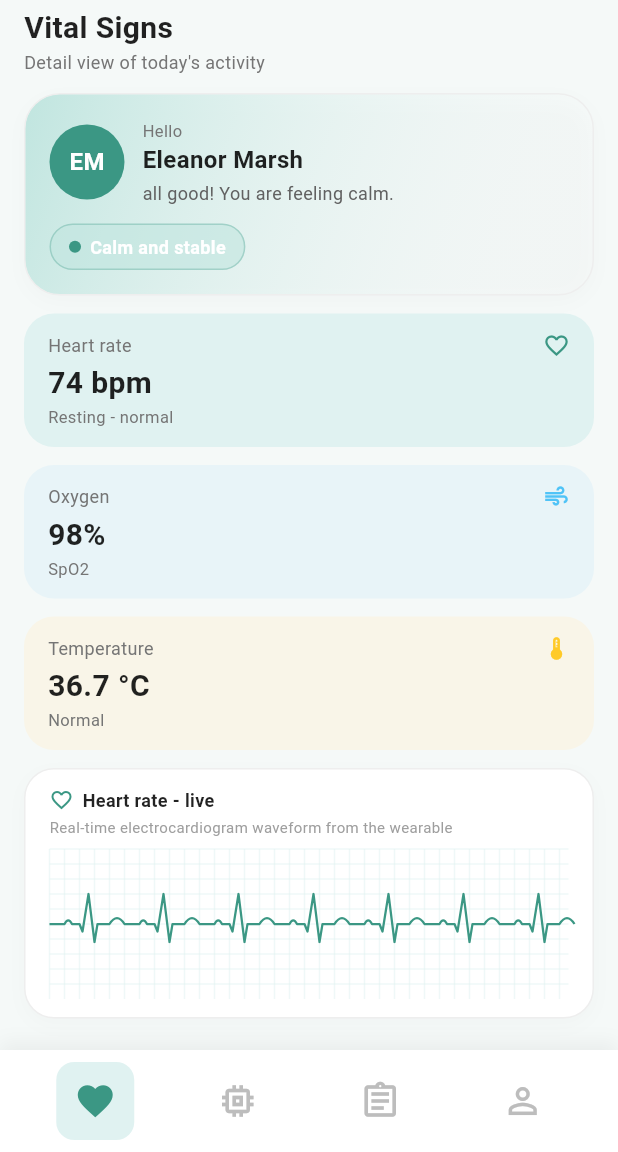
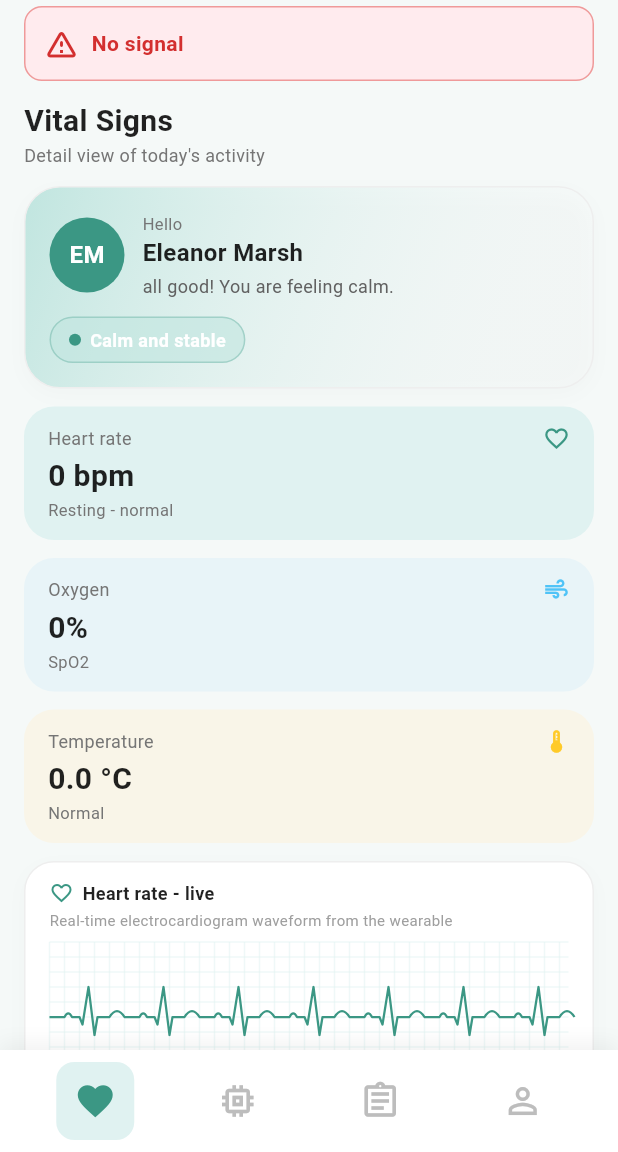
Before and after one commit to Tukuntech2025/mobileAppEmergentes, a Flutter app: the VitalSignsPage screen opened directly, on a phone screen of 412 x 824 dp, the part 84-1236 px from its top. Run offline on Flutter 3.47's test engine with Material 3 defaults, Android fonts, the phone set to English and light mode, and no system bars; our stand-ins replace flutter_blue_plus; missing offline and left inert: dart_jsonwebtoken; network calls fail.

Commit message:
feat: agregar señal de reposo

```diff
--- a/tukuntech/lib/core/localization/app_localizations.dart
+++ b/tukuntech/lib/core/localization/app_localizations.dart
@@ -22,6 +22,7 @@ class AppLocalizations {
       'lang_en': 'English',
       'lang_es': 'Spanish',
       'accept_terms': 'I accept the terms and conditions',
+      'no_signal': 'No signal',
 
       // Onboarding / Plan Selection
       'create_account_title': 'Create your account',
@@ -302,6 +303,7 @@ class AppLocalizations {
       'lang_en': 'Inglés',
       'lang_es': 'Español',
       'accept_terms': 'Acepto los términos y condiciones',
+      'no_signal': 'No existe señal',
 
       // Onboarding / Plan Selection
       'create_account_title': 'Crea tu cuenta',
--- a/tukuntech/lib/features/patient/presentation/pages/vital_signs_page.dart
+++ b/tukuntech/lib/features/patient/presentation/pages/vital_signs_page.dart
@@ -7,6 +7,7 @@ import 'package:tukuntech/features/patient/presentation/widgets/patient_profile_
 import 'package:tukuntech/features/patient/presentation/widgets/settings_body.dart';
 import 'package:tukuntech/features/patient/presentation/widgets/support_body.dart';
 import 'dart:convert';
+import 'dart:async';
 import 'package:http/http.dart' as http;
 import 'package:tukuntech/core/api_client.dart';
 import 'package:tukuntech/core/auth_store.dart';
@@ -39,6 +40,8 @@ class _VitalSignsPageState extends State<VitalSignsPage> {
   double? currentOxygen;
   double? currentTemperature;
   http.Client? _sseClient;
+  bool _hasSignal = false;
+  Timer? _signalTimer;
 
   @override
   void initState() {
@@ -101,9 +104,16 @@ class _VitalSignsPageState extends State<VitalSignsPage> {
               final data = jsonDecode(dataString);
               if (mounted) {
                 setState(() {
+                  _hasSignal = true;
                   if (data['heartRate'] != null) currentHeartRate = (data['heartRate'] as num).toDouble();
                   if (data['oxygenSaturation'] != null) currentOxygen = (data['oxygenSaturation'] as num).toDouble();
                   if (data['temperature'] != null) currentTemperature = (data['temperature'] as num).toDouble();
+                });
+                _signalTimer?.cancel();
+                _signalTimer = Timer(const Duration(seconds: 15), () {
+                  if (mounted) {
+                    setState(() => _hasSignal = false);
+                  }
                 });
               }
             } catch (e) {
@@ -123,6 +133,7 @@ class _VitalSignsPageState extends State<VitalSignsPage> {
 
   @override
   void dispose() {
+    _signalTimer?.cancel();
     _sseClient?.close();
     super.dispose();
   }
@@ -316,6 +327,26 @@ class _VitalSignsPageState extends State<VitalSignsPage> {
     return ListView(
       padding: const EdgeInsets.symmetric(horizontal: 16.0, vertical: 4.0),
       children: [
+        if (!_hasSignal && !_isLoading)
+          Container(
+            padding: const EdgeInsets.all(12),
+            margin: const EdgeInsets.only(bottom: 12),
+            decoration: BoxDecoration(
+              color: Colors.red.shade50,
+              borderRadius: BorderRadius.circular(12),
+              border: Border.all(color: Colors.red.shade200),
+            ),
+            child: Row(
+              children: [
+                Icon(Icons.warning_amber_rounded, color: Colors.red.shade700),
+                const SizedBox(width: 8),
+                Text(
+                  context.translate('no_signal'),
+                  style: TextStyle(color: Colors.red.shade700, fontWeight: FontWeight.bold),
+                ),
+              ],
+            ),
+          ),
         Text(
           context.translate('vital_signs'),
           style: const TextStyle(
@@ -333,7 +364,7 @@ class _VitalSignsPageState extends State<VitalSignsPage> {
         const SizedBox(height: 12),
         _buildMetricCard(
           label: context.translate('heart_rate'),
-          value: currentHeartRate != null ? '${currentHeartRate!.toInt()} bpm' : '74 bpm',
+          value: _hasSignal ? (currentHeartRate != null ? '${currentHeartRate!.toInt()} bpm' : '74 bpm') : '0 bpm',
           sub: context.translate('resting_normal'),
           color: _primaryLight,
           icon: Icons.favorite_border,
@@ -342,7 +373,7 @@ class _VitalSignsPageState extends State<VitalSignsPage> {
         const SizedBox(height: 12),
         _buildMetricCard(
           label: context.translate('oxygen_label'),
-          value: currentOxygen != null ? '${currentOxygen!.toInt()}%' : '98%',
+          value: _hasSignal ? (currentOxygen != null ? '${currentOxygen!.toInt()}%' : '98%') : '0%',
           sub: context.translate('spo2'),
           color: const Color(0xFFE8F4F8),
           icon: Icons.air,
@@ -351,7 +382,7 @@ class _VitalSignsPageState extends State<VitalSignsPage> {
         const SizedBox(height: 12),
         _buildMetricCard(
           label: context.translate('temperature_label'),
-          value: currentTemperature != null ? '${currentTemperature!.toStringAsFixed(1)} °C' : '36.7 °C',
+          value: _hasSignal ? (currentTemperature != null ? '${currentTemperature!.toStringAsFixed(1)} °C' : '36.7 °C') : '0.0 °C',
           sub: context.translate('normal'),
           color: const Color(0xFFF9F5E8),
           icon: Icons.thermostat,
```
Also changed, not shown: tukuntech/lib/features/caregiver/presentation/widgets/patient_vital_card.dart (+36 -3 lines).
